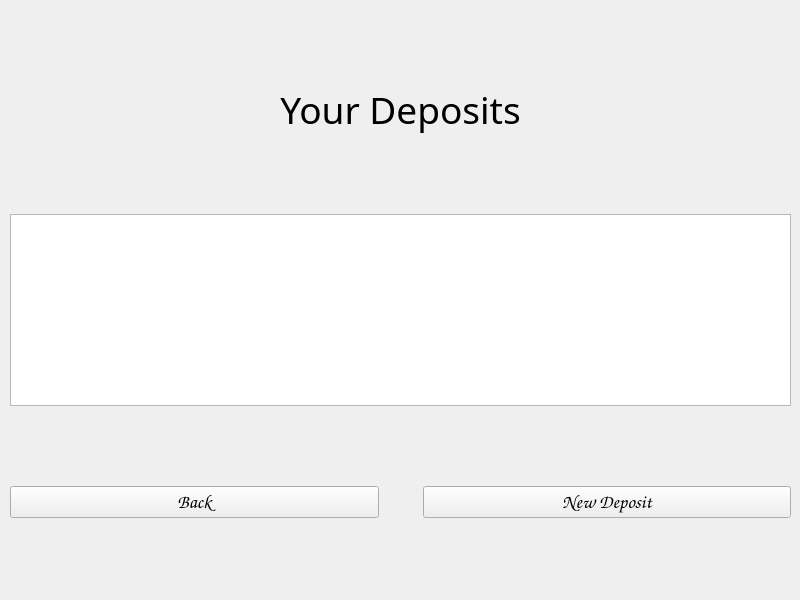
Above: frontend/menus/DepositsMenu/depositsmenu.ui from grytsiuko/QuadroBank before the change. Below: the same form after it.
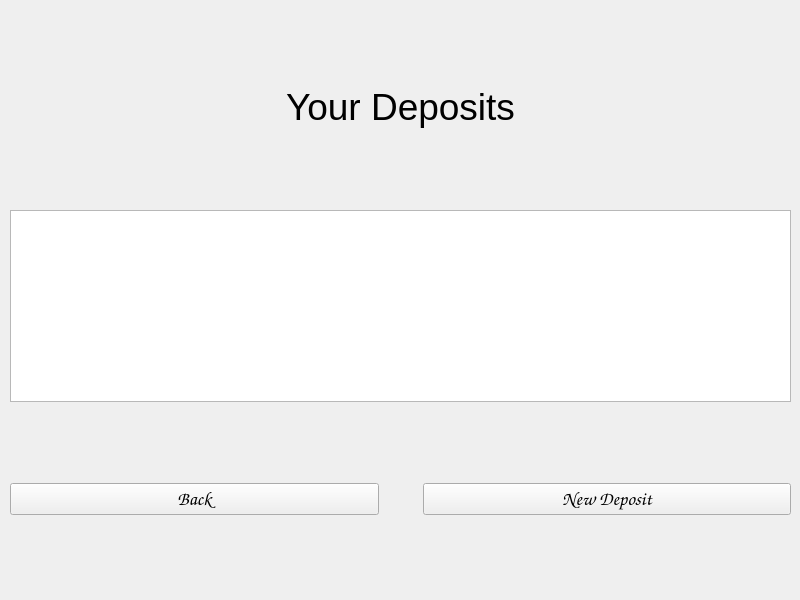
That is the form after the change.

```diff
--- a/frontend/menus/DepositsMenu/depositsmenu.ui
+++ b/frontend/menus/DepositsMenu/depositsmenu.ui
@@ -46,7 +46,7 @@
      <widget class="QLabel" name="DepositsLabel">
       <property name="font">
        <font>
-        <family>Playbill</family>
+        <family>Arial</family>
         <pointsize>28</pointsize>
        </font>
       </property>
```
